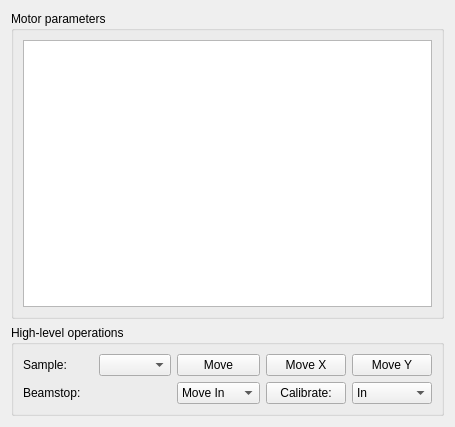
Qt form cct/qtgui/devices/motor/motorview/motorview.ui (awacha/cct) before a commit.
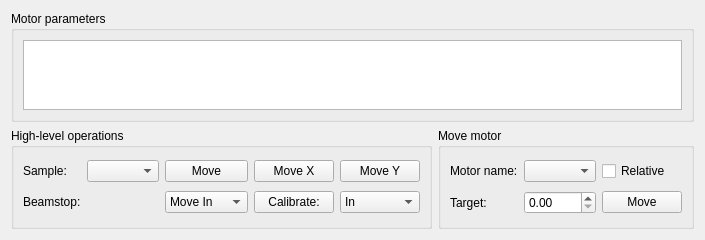
The same form after that commit. Icons and pictures are not drawn.

Commit message: Motor overview toolwindow

Patch:
```diff
--- a/cct/qtgui/devices/motor/motorview/motorview.ui
+++ b/cct/qtgui/devices/motor/motorview/motorview.ui
@@ -6,8 +6,8 @@
    <rect>
     <x>0</x>
     <y>0</y>
-    <width>455</width>
-    <height>427</height>
+    <width>553</width>
+    <height>240</height>
    </rect>
   </property>
   <property name="windowTitle">
@@ -25,11 +25,32 @@
      </property>
      <layout class="QVBoxLayout" name="verticalLayout_2">
       <item>
-       <widget class="QTreeView" name="treeView"/>
+       <widget class="QTreeView" name="treeView">
+        <property name="sizePolicy">
+         <sizepolicy hsizetype="MinimumExpanding" vsizetype="Minimum">
+          <horstretch>0</horstretch>
+          <verstretch>0</verstretch>
+         </sizepolicy>
+        </property>
+        <property name="verticalScrollBarPolicy">
+         <enum>Qt::ScrollBarAlwaysOff</enum>
+        </property>
+        <property name="horizontalScrollBarPolicy">
+         <enum>Qt::ScrollBarAlwaysOff</enum>
+        </property>
+        <property name="sizeAdjustPolicy">
+         <enum>QAbstractScrollArea::AdjustToContentsOnFirstShow</enum>
+        </property>
+        <property name="alternatingRowColors">
+         <bool>true</bool>
+        </property>
+       </widget>
       </item>
      </layout>
     </widget>
    </item>
+   <item>
+    <layout class="QHBoxLayout" name="horizontalLayout">
    <item>
     <widget class="QGroupBox" name="groupBox_2">
      <property name="title">
@@ -118,6 +139,54 @@
       </item>
      </layout>
     </widget>
+     </item>
+     <item>
+      <widget class="QGroupBox" name="groupBox_3">
+       <property name="title">
+        <string>Move motor</string>
+       </property>
+       <layout class="QGridLayout" name="gridLayout_2">
+        <item row="1" column="0">
+         <widget class="QLabel" name="label_5">
+          <property name="text">
+           <string>Target:</string>
+          </property>
+         </widget>
+        </item>
+        <item row="0" column="0">
+         <widget class="QLabel" name="label_4">
+          <property name="text">
+           <string>Motor name:</string>
+          </property>
+         </widget>
+        </item>
+        <item row="0" column="1">
+         <widget class="QComboBox" name="motorNameComboBox"/>
+        </item>
+        <item row="1" column="1">
+         <widget class="QDoubleSpinBox" name="motorTargetDoubleSpinBox"/>
+        </item>
+        <item row="0" column="2">
+         <widget class="QCheckBox" name="relativeMovementCheckBox">
+          <property name="text">
+           <string>Relative</string>
+          </property>
+         </widget>
+        </item>
+        <item row="1" column="2">
+         <widget class="QPushButton" name="moveMotorPushButton">
+          <property name="text">
+           <string>Move</string>
+          </property>
+          <property name="icon">
+           <iconset theme="system-run"/>
+          </property>
+         </widget>
+        </item>
+       </layout>
+      </widget>
+     </item>
+    </layout>
    </item>
   </layout>
  </widget>
```
Left out of the diff: 14 changed lines with no effect on the pictures. Lines whose indentation alone changed are shown as unchanged. The commit also changes 5 other files.
